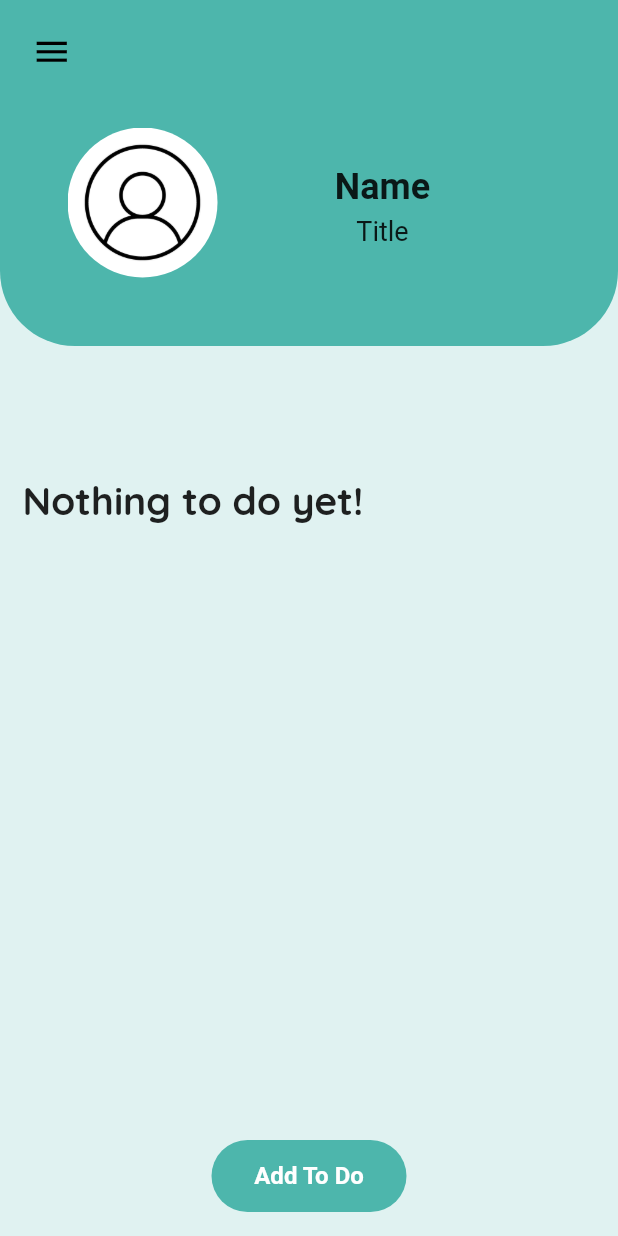
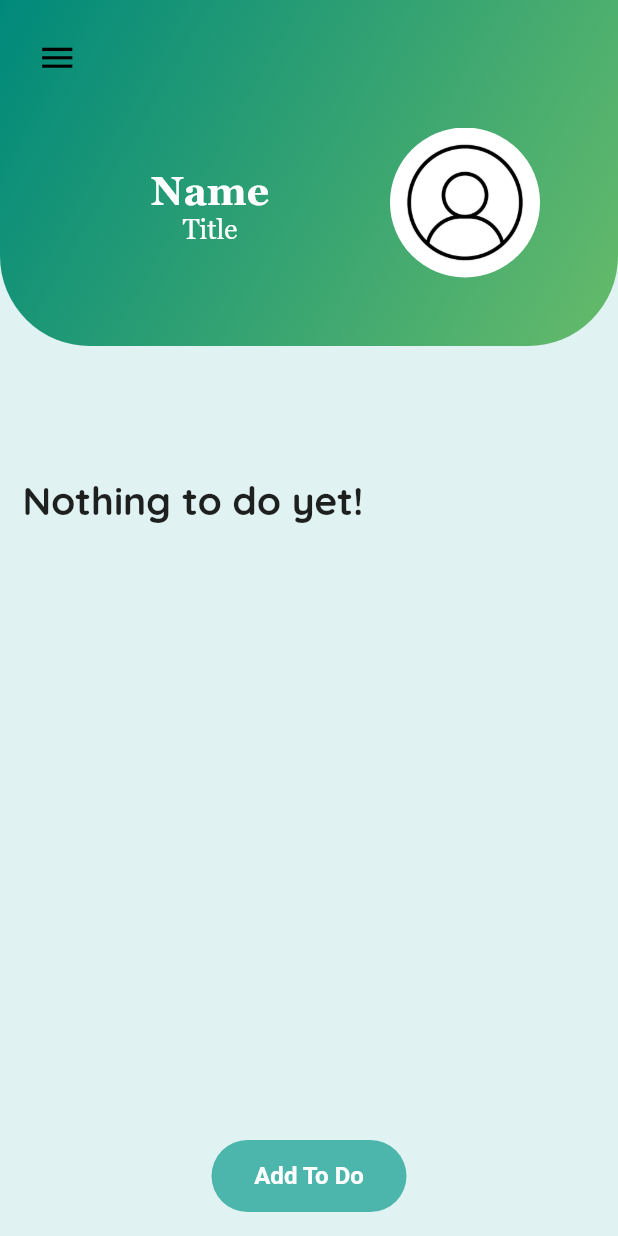
Before and after one commit to tuanle277/todolistforreal, a Flutter app: the screen it shows after launch, on a phone screen of 412 x 824 dp. Run offline on Flutter 3.47's test engine with Material 2 defaults, Android fonts, the phone set to English and light mode, and no system bars.

Commit message:
First Commit

```diff
--- a/lib/widgets/screens/to_do_screen.dart
+++ b/lib/widgets/screens/to_do_screen.dart
@@ -119,15 +119,23 @@ class _ToDoScreenState extends State<ToDoScreen> {
                   children: [
                     Container(
                       decoration: BoxDecoration(
-                          borderRadius: const BorderRadius.only(
-                            bottomLeft: Radius.circular(
-                              50,
-                            ),
-                            bottomRight: Radius.circular(
-                              50,
-                            ),
+                        borderRadius: const BorderRadius.only(
+                          bottomLeft: Radius.circular(
+                            60,
                           ),
-                          color: Colors.teal[300]),
+                          bottomRight: Radius.circular(
+                            60,
+                          ),
+                        ),
+                        gradient: LinearGradient(
+                          begin: Alignment.topLeft,
+                          end: Alignment.bottomRight,
+                          colors: [
+                            Colors.teal.shade600,
+                            Colors.green.shade400,
+                          ],
+                        ),
+                      ),
                       width: MediaQuery.of(context).size.width,
                       height: MediaQuery.of(context).size.height + 100,
                     ),
@@ -137,46 +145,57 @@ class _ToDoScreenState extends State<ToDoScreen> {
               ),
               Positioned(
                 top: 85,
-                left: 45,
+                left: 100,
                 child: Row(
                   mainAxisAlignment: MainAxisAlignment.spaceAround,
                   children: <Widget>[
+                    Container(
+                      width: 160,
+                      padding: const EdgeInsets.only(
+                        right: 80,
+                        top: 5,
+                      ),
+                      child: Column(
+                        children: <Widget>[
+                          Center(
+                            child: Container(
+                              // color: Colors.black,
+                              alignment: Alignment.center,
+                              child: Flexible(
+                                child: Text(
+                                  widget.enteredName,
+                                  style: const TextStyle(
+                                    color: Colors.white,
+                                    fontSize: 26,
+                                    fontFamily: 'Georgia',
+                                    fontWeight: FontWeight.bold,
+                                  ),
+                                ),
+                              ),
+                            ),
+                          ),
+                          Padding(
+                            padding: const EdgeInsets.only(
+                              left: 10,
+                              right: 10,
+                            ),
+                            child: Text(
+                              widget.enteredTitlee,
+                              style: const TextStyle(
+                                  fontSize: 18,
+                                  fontFamily: 'Georgia',
+                                  color: Colors.white),
+                            ),
+                          ),
+                        ],
+                      ),
+                    ),
                     const CircleAvatar(
                       radius: 50,
                       backgroundImage: AssetImage(
                         'assets/images/profile.jpeg',
                       ),
                       backgroundColor: Colors.transparent,
-                    ),
-                    Column(
-                      children: <Widget>[
-                        Container(
-                          width: 220,
-                          padding: const EdgeInsets.symmetric(
-                            horizontal: 15,
-                            vertical: 5,
-                          ),
-                          alignment: Alignment.center,
-                          child: Text(
-                            widget.enteredName,
-                            style: const TextStyle(
-                              fontSize: 24,
-                              fontWeight: FontWeight.bold,
-                            ),
-                          ),
-                        ),
-                        Padding(
-                          padding: const EdgeInsets.symmetric(
-                            horizontal: 15,
-                          ),
-                          child: Text(
-                            widget.enteredTitlee,
-                            style: const TextStyle(
-                              fontSize: 18,
-                            ),
-                          ),
-                        ),
-                      ],
                     ),
                   ],
                 ),
@@ -210,9 +229,10 @@ class _ToDoScreenState extends State<ToDoScreen> {
             ],
           ),
           GestureDetector(
-            child: const Padding(
-              padding: EdgeInsets.all(21),
-              child: Icon(
+            child: Padding(
+              padding:
+                  EdgeInsets.all(MediaQuery.of(context).size.height * 0.03),
+              child: const Icon(
                 Icons.menu,
                 color: Colors.black,
                 size: 27,
```
Also changed, not shown: lib/main.dart (+4 -13 lines), lib/note.dart (added, +10 -0 lines), lib/widgets/list_of_to_do.dart (+13 -9 lines), lib/widgets/screens/create_task.dart (+20 -16 lines), pubspec.yaml (+8 -0 lines), assets/fonts/Georgia Bold Italic font.ttf (added), assets/fonts/Georgia Regular font.ttf (added), assets/fonts/Georgia.ttf (added), assets/fonts/georgia bold italic.ttf (added), assets/fonts/georgia bold.ttf (added), assets/fonts/georgia italic.ttf (added).
